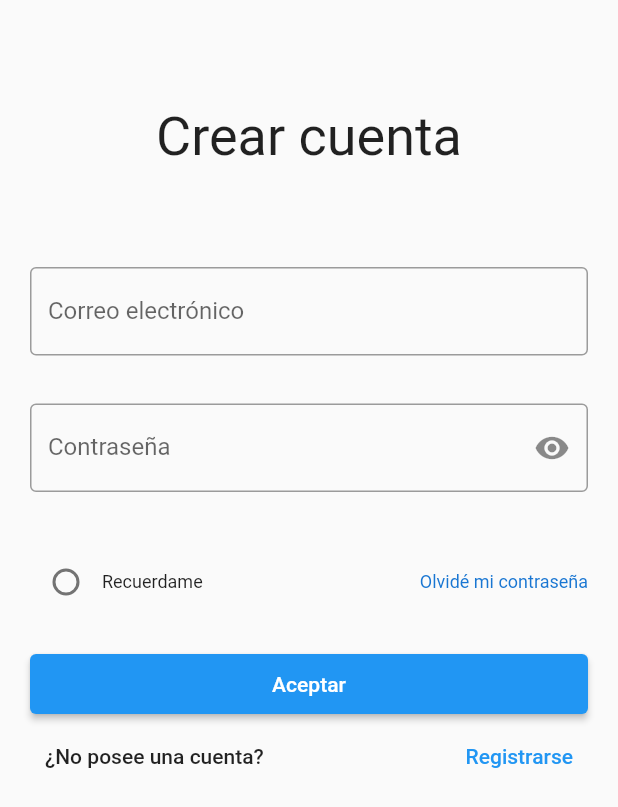
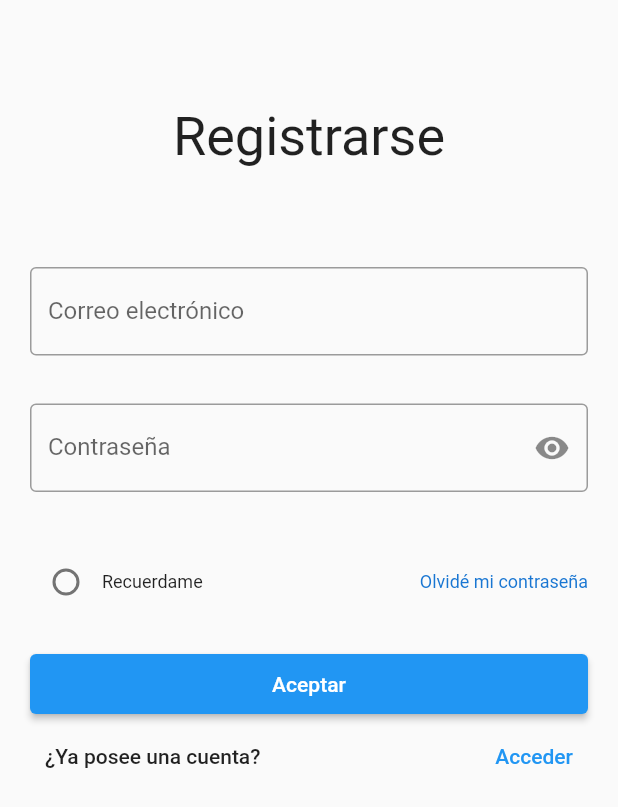
Before and after one commit to Binaretech/classroom-mobile, a Flutter app: the Register screen opened directly, on a phone screen of 412 x 824 dp. Shown: the top 807 px of the screen. Run offline on Flutter 3.47's test engine with Material 2 defaults, Android fonts, the phone set to English and light mode, and no system bars; our stand-ins replace bloc, equatable, flutter_bloc; generated files the repository leaves out were written again.

Commit message:
updated structure, added wip register view and updated navigator

```diff
--- a/lib/l10n/app_en.arb
+++ b/lib/l10n/app_en.arb
@@ -18,6 +18,10 @@
     "forgotPassword": "forgot password",
     "@forgotPassword":{
       "description": "forgot password link message"
+    },
+    "haveAnAccount": "Already have an account?",
+    "@haveAnAccount": {
+      "description": "question to go to login"
     },
     "invalidEmail": "invalid email",
     "@invalidEmail":{
--- a/lib/l10n/app_es.arb
+++ b/lib/l10n/app_es.arb
@@ -4,6 +4,7 @@
     "dontHaveAnAccount": "¿No posee una cuenta?",
     "email": "correo electrónico",
     "forgotPassword": "olvidé mi contraseña",
+    "haveAnAccount": "¿Ya posee una cuenta?",
     "invalidEmail": "correo electrónico inválido",
     "login": "acceder",
     "register": "registrarse",
--- a/lib/modules/auth/register.dart
+++ b/lib/modules/auth/register.dart
@@ -1,4 +1,5 @@
-import 'package:classroom_mobile/http/service.dart';
+import 'package:classroom_mobile/repository/auth_repository.dart';
+import 'package:classroom_mobile/router/router_page_manager.dart';
 import 'package:classroom_mobile/utils/validation.dart';
 import 'package:flutter/material.dart';
 import 'package:classroom_mobile/modules/auth/widgets/auth_title.dart';
@@ -6,7 +7,7 @@ import 'package:classroom_mobile/widgets/password_input.dart';
 import 'package:intl/intl.dart';
 import 'package:classroom_mobile/l10n/localization.dart';
 
-class RegisterData {
+class LoginData {
   String? email;
   String? password;
 }
@@ -20,17 +21,32 @@ class Register extends StatefulWidget {
 
 class _RegisterState extends State<Register> {
   final _formKey = GlobalKey<FormState>();
-  final RegisterData _loginData = RegisterData();
+  final LoginData _loginData = LoginData();
 
   bool remember = false;
+
+  bool isLoading = false;
 
   submit() {
     if (_formKey.currentState!.validate()) {
       _formKey.currentState!.save();
 
-      login(_loginData.email ?? '', _loginData.password ?? '')
-          .then((value) => print(value))
-          .catchError((error) => print(error));
+      setState(() {
+        isLoading = true;
+      });
+
+      register(
+        email: _loginData.email ?? '',
+        password: _loginData.password ?? '',
+      ).then((response) {
+        setState(() {
+          isLoading = false;
+        });
+      }).catchError((_) {
+        setState(() {
+          isLoading = false;
+        });
+      });
     }
   }
 
@@ -38,6 +54,10 @@ class _RegisterState extends State<Register> {
     setState(() {
       remember = value ?? false;
     });
+  }
+
+  void login(BuildContext context) {
+    RouterPageManager.of(context).push('/login');
   }
 
   Widget inputs(AppLocalizations localization) {
@@ -73,25 +93,28 @@ class _RegisterState extends State<Register> {
     );
   }
 
-  Widget registerLink(AppLocalizations localization) {
+  Widget loginLink(BuildContext context, AppLocalizations localization) {
     return Padding(
       padding: const EdgeInsets.symmetric(vertical: 16.0, horizontal: 10),
       child: Row(
         mainAxisAlignment: MainAxisAlignment.spaceBetween,
         children: [
           Text(
-            toBeginningOfSentenceCase(localization.dontHaveAnAccount)!,
+            toBeginningOfSentenceCase(localization.haveAnAccount)!,
             style: const TextStyle(
               fontSize: 14.0,
               fontWeight: FontWeight.w500,
             ),
           ),
-          Text(
-            toBeginningOfSentenceCase(localization.register)!,
-            style: TextStyle(
+          GestureDetector(
+            onTap: () => login(context),
+            child: Text(
+              toBeginningOfSentenceCase(localization.login)!,
+              style: const TextStyle(
+                fontSize: 14.0,
                 fontWeight: FontWeight.w500,
-              fontSize: 14.0,
-              color: Theme.of(context).primaryColor,
+                color: Colors.blue,
+              ),
             ),
           ),
         ],
@@ -99,32 +122,8 @@ class _RegisterState extends State<Register> {
     );
   }
 
-  @override
-  Widget build(BuildContext context) {
-    final localization = AppLocalizations.of(context)!;
-
-    return Scaffold(
-      body: SingleChildScrollView(
-        child: SafeArea(
-          child: Padding(
-            padding: const EdgeInsets.all(20.0),
-            child: Column(
-              children: [
-                AuthTitle(
-                  title: toBeginningOfSentenceCase(
-                    localization.createAccount,
-                  )!,
-                ),
-                Form(
-                  key: _formKey,
-                  child: inputs(localization),
-                ),
-                Padding(
-                  padding: const EdgeInsets.symmetric(vertical: 20.0),
-                  child: Row(
-                    mainAxisAlignment: MainAxisAlignment.spaceBetween,
-                    children: [
-                      Row(
+  Widget rememberCheck(AppLocalizations localization) {
+    return Row(
       children: [
         Radio(
           value: true,
@@ -139,9 +138,41 @@ class _RegisterState extends State<Register> {
           ),
         ),
       ],
+    );
+  }
+
+  @override
+  Widget build(BuildContext context) {
+    final localization = AppLocalizations.of(context)!;
+
+    return Scaffold(
+      body: SingleChildScrollView(
+        child: SafeArea(
+          child: Column(
+            children: [
+              isLoading ? const LinearProgressIndicator() : Container(),
+              Padding(
+                padding: const EdgeInsets.all(20.0),
+                child: Column(
+                  children: [
+                    AuthTitle(
+                      title: toBeginningOfSentenceCase(
+                        localization.register,
+                      )!,
                     ),
+                    Form(
+                      key: _formKey,
+                      child: inputs(localization),
+                    ),
+                    Padding(
+                      padding: const EdgeInsets.symmetric(vertical: 20.0),
+                      child: Row(
+                        mainAxisAlignment: MainAxisAlignment.spaceBetween,
+                        children: [
+                          rememberCheck(localization),
                           Text(
-                        toBeginningOfSentenceCase(localization.forgotPassword)!,
+                            toBeginningOfSentenceCase(
+                                localization.forgotPassword)!,
                             style: TextStyle(
                               fontSize: 12.0,
                               color: Theme.of(context).primaryColorDark,
@@ -151,15 +182,18 @@ class _RegisterState extends State<Register> {
                       ),
                     ),
                     ElevatedButton(
-                  onPressed: submit,
-                  child: Text(toBeginningOfSentenceCase(localization.accept)!),
+                      onPressed: isLoading ? null : submit,
+                      child:
+                          Text(toBeginningOfSentenceCase(localization.accept)!),
                       style: ElevatedButton.styleFrom(
                         minimumSize: const Size.fromHeight(40.0),
                       ),
                     ),
-                registerLink(localization),
+                    loginLink(context, localization),
                   ],
                 ),
+              ),
+            ],
           ),
         ),
       ),
--- a/lib/router/app_router_delegate.dart
+++ b/lib/router/app_router_delegate.dart
@@ -20,7 +20,7 @@ class AppRouterDelegate extends RouterDelegate<AppPath>
     return (Route<dynamic> route, dynamic result) {
       final pop = route.didPop(result);
       if (pop) {
-        pageManager.pop(route.settings as Page);
+        pageManager.popPage(route.settings as Page);
       }
 
       return pop;
--- a/lib/router/router_page_manager.dart
+++ b/lib/router/router_page_manager.dart
@@ -1,30 +1,58 @@
 import 'package:classroom_mobile/modules/auth/login.dart';
+import 'package:classroom_mobile/modules/auth/register.dart';
 import 'package:flutter/material.dart';
 import 'package:provider/provider.dart';
 
+final Map<String, Page> routes = {
+  '/': const MaterialPage(
+    child: Login(),
+    key: ValueKey('/'),
+  ),
+  '/login': const MaterialPage(
+    child: Login(),
+    key: ValueKey('/login'),
+  ),
+  '/register': const MaterialPage(
+    child: Register(),
+    key: ValueKey('/register'),
+  ),
+};
+
 class RouterPageManager extends ChangeNotifier {
-  final List<Page> _pages;
+  List<Page> _pages;
 
   RouterPageManager(bool isLogged)
       : _pages = [
-          isLogged
-              ? const MaterialPage(
-                  child: Login(),
-                  key: ValueKey('/login'),
-                )
-              : const MaterialPage(
-                  child: Login(),
-                  key: ValueKey('/'),
-                ),
+          isLogged ? routes['/']! : routes['/login']!,
         ];
 
   static RouterPageManager of(BuildContext context) {
-    return Provider.of<RouterPageManager>(context);
+    return Provider.of<RouterPageManager>(context, listen: false);
+  }
+
+  void push(String path) {
+    if (_pages.length > 1 &&
+        _pages[_pages.length - 2].key.toString() == ValueKey(path).toString()) {
+      return pop();
+    }
+
+    _pages.add(routes[path]!);
+    notifyListeners();
+  }
+
+  void onLogin() {
+    _pages = [routes['/']!];
+    notifyListeners();
+  }
+
+  void pop() {
+    _pages.removeLast();
+    notifyListeners();
   }
 
   List<Page> get pages => List.unmodifiable(_pages);
 
-  void pop(Page page) {
+  void popPage(Page page) {
     _pages.remove(page);
     notifyListeners();
   }
```
Also changed, not shown: lib/http/request.dart (+6 -8 lines), lib/http/services/auth_service.dart (deleted, +0 -10 lines), lib/modules/auth/login.dart (+64 -30 lines), lib/repository/auth_repository.dart (added, +43 -0 lines), lib/repository/models/user.dart (added, +15 -0 lines), lib/repository/repository.dart (added, +24 -0 lines). Lines whose indentation alone changed are shown as unchanged.
